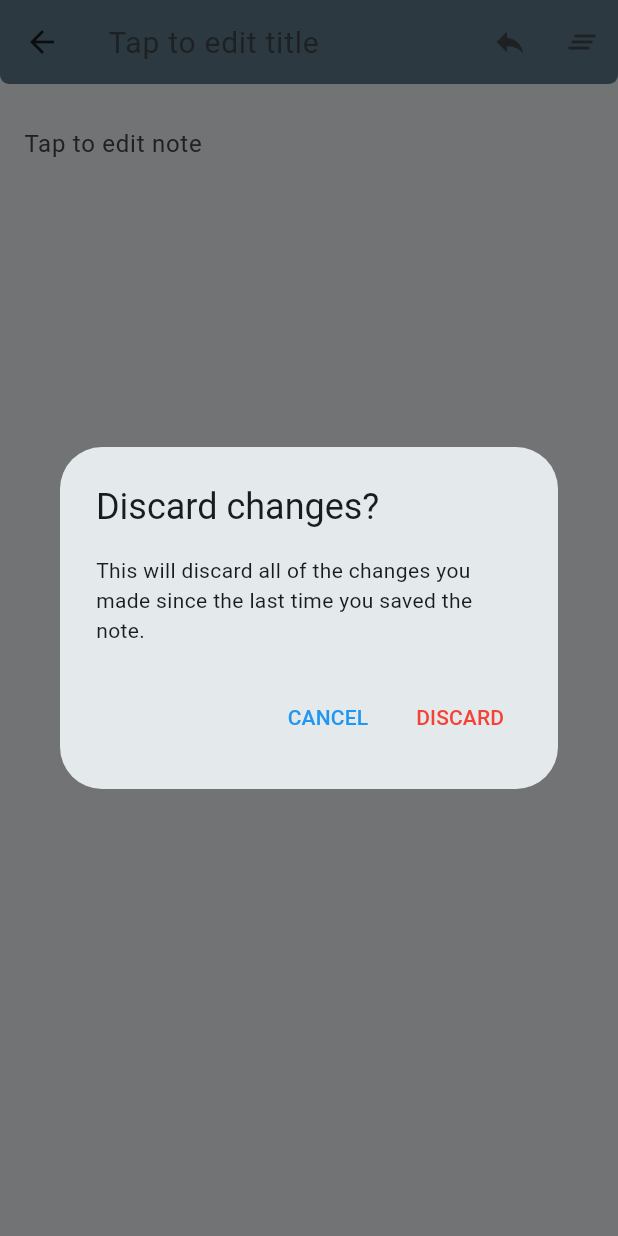
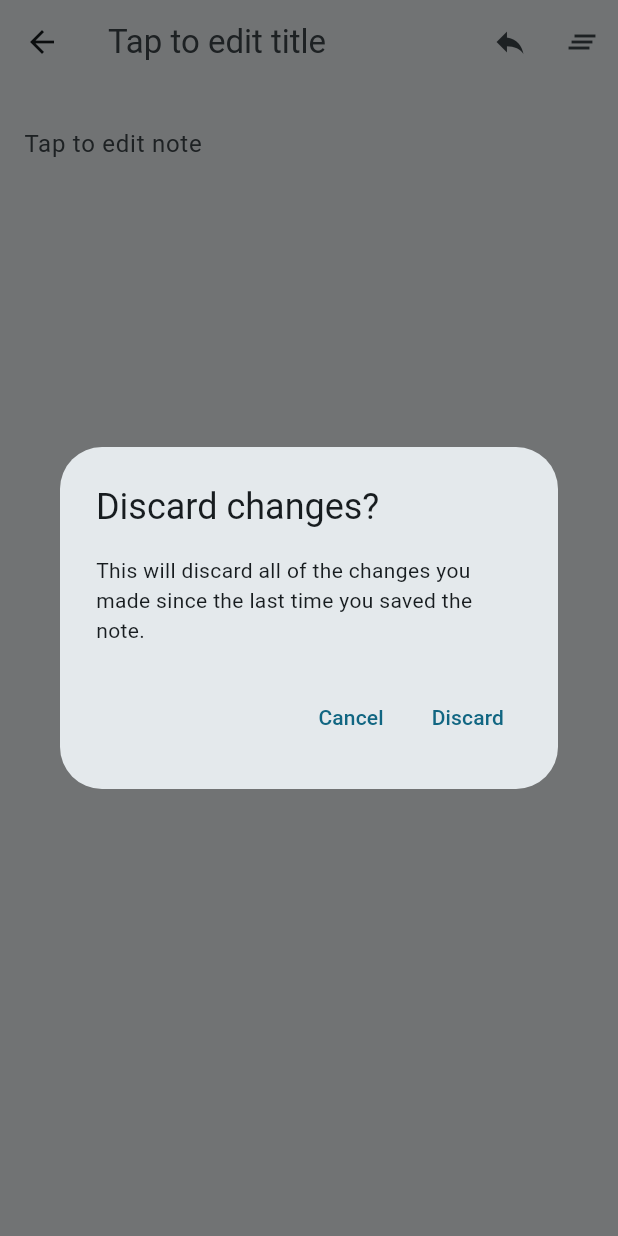
Before and after one commit to ModMonster/textedit, a Flutter app: the EditPage screen opened directly with empty values, after a tap on the "reply" icon, on a phone screen of 412 x 824 dp. Run offline on Flutter 3.47's test engine with Material 3 defaults, Android fonts, the phone set to English and light mode, and no system bars; our stand-ins replace flutter_phoenix, shared_preferences; accounts and stored records are empty.

Commit message:
Remove some hardcoded color references

```diff
--- a/lib/note.dart
+++ b/lib/note.dart
@@ -19,7 +19,7 @@ class Note extends StatelessWidget {
         },
         background: Container(
           alignment: AlignmentDirectional.centerStart,
-          color: Colors.red,
+          color: Theme.of(context).colorScheme.error,
           child: Padding(
             padding: const EdgeInsets.all(16),
             child: Icon(Icons.delete),
@@ -27,7 +27,7 @@ class Note extends StatelessWidget {
         ),
         secondaryBackground: Container(
           alignment: AlignmentDirectional.centerEnd,
-          color: Colors.red,
+          color: Theme.of(context).colorScheme.error,
           child: Padding(
             padding: const EdgeInsets.all(16),
             child: Icon(Icons.delete),
@@ -45,7 +45,7 @@ class Note extends StatelessWidget {
       onTap: (){
         onTap(this, this.noteData, deleteMode);
       },
-      splashColor: deleteMode? Colors.red[200] : Colors.blueGrey[100],
+      splashColor: deleteMode? Theme.of(context).colorScheme.errorContainer : null,
       child: Padding(
         padding: EdgeInsets.fromLTRB(20, 10, 20, 10),
         child: Row(
--- a/lib/pages/about.dart
+++ b/lib/pages/about.dart
@@ -13,7 +13,6 @@ class AboutPage extends StatelessWidget {
             bottom: Radius.circular(6),
           )
         ),
-        backgroundColor: Colors.blueGrey,
         title: Text("About TextEdit"),
       ),
       body: ListView(
@@ -34,7 +33,7 @@ class AboutPage extends StatelessWidget {
               child: Text(
                 "https://youtube.com/modmonster",
                 style: TextStyle(
-                  color: Colors.blue,
+                  color: Theme.of(context).colorScheme.primary,
                   decoration: TextDecoration.underline,
                 ),
               )
--- a/lib/pages/edit.dart
+++ b/lib/pages/edit.dart
@@ -24,7 +24,6 @@ class EditPage extends StatelessWidget {
               bottom: Radius.circular(6),
             )
           ),
-          backgroundColor: Colors.blueGrey,
           title: TextField(
             maxLength: 30,
             decoration: InputDecoration(
@@ -32,10 +31,7 @@ class EditPage extends StatelessWidget {
               counterText: "",
               hintText: "Tap to edit title"
             ),
-            style: TextStyle(
-              color: Colors.white,
-              fontSize: 20
-            ),
+            style: Theme.of(context).textTheme.titleLarge,
             controller: titleController,
           ),
           actions: [
@@ -51,24 +47,14 @@ class EditPage extends StatelessWidget {
                       actions: [
                         // no
                         TextButton(
-                          child: Text(
-                            "CANCEL",
-                            style: TextStyle(
-                              color: Colors.blue
-                            ),
-                          ),
+                          child: Text("Cancel"),
                           onPressed: () {
                             Navigator.pop(context, "cancel");
                           },
                         ),
                         // yes
                         TextButton(
-                          child: Text(
-                            "DISCARD",
-                            style: TextStyle(
-                              color: Colors.red
-                            ),
-                          ),
+                          child: Text("Discard"),
                           onPressed: () {
                             Navigator.pop(context, "discard");
                             Navigator.pop(context);
@@ -96,24 +82,14 @@ class EditPage extends StatelessWidget {
                       actions: [
                         // no
                         TextButton(
-                          child: Text(
-                            "CANCEL",
-                            style: TextStyle(
-                              color: Colors.blue
-                            ),
-                          ),
+                          child: Text("Cancel"),
                           onPressed: () {
                             Navigator.pop(context, "cancel");
                           },
                         ),
                         // yes
                         TextButton(
-                          child: Text(
-                            "CLEAR",
-                            style: TextStyle(
-                              color: Colors.red
-                            ),
-                          ),
+                          child: Text("Clear"),
                           onPressed: () {
                             Navigator.pop(context, "clear");
                             contentController.text = "";
```
Also changed, not shown: lib/main.dart (+4 -21 lines), lib/pages/settings.dart (+4 -25 lines), lib/task.dart (+6 -21 lines).
